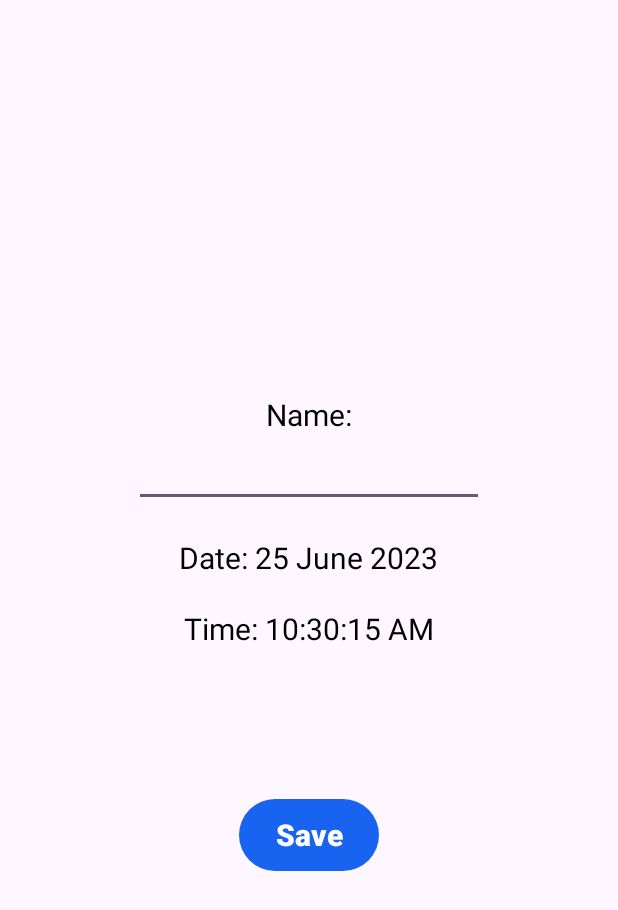
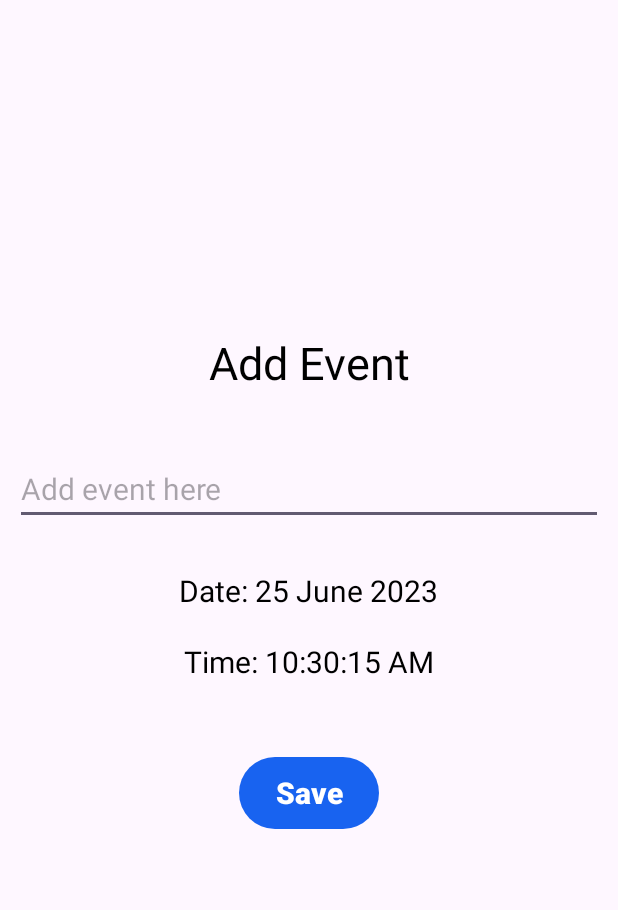
Before and after one commit to phuccom000/calendar, an Android app: the EventEditActivity screen opened directly, with no data from a screen before it, on a phone screen of 412 x 824 dp. Shown: the top 910 px of the screen. Run offline under Robolectric (Android 15) with nearby library versions, the light colour scheme and no system bars.

Commit message:
slight fixes

```diff
--- /dev/null
+++ b/app/src/main/res/drawable/add.xml
@@ -0,0 +1,5 @@
+<vector android:height="24dp" android:tint="#000000"
+    android:viewportHeight="24" android:viewportWidth="24"
+    android:width="24dp" xmlns:android="http://schemas.android.com/apk/res/android">
+    <path android:fillColor="@android:color/white" android:pathData="M19,13h-6v6h-2v-6H5v-2h6V5h2v6h6v2z"/>
+</vector>
--- a/app/src/main/res/layout/activity_event_edit.xml
+++ b/app/src/main/res/layout/activity_event_edit.xml
@@ -10,22 +10,25 @@
     tools:context=".EventEditActivity">
 
     <TextView
+        android:layout_weight="0"
         android:layout_width="wrap_content"
         android:layout_height="wrap_content"
         android:layout_gravity="center"
-        android:layout_marginTop="20dp"
-        android:text="Name:"
-        android:textSize="20sp"
+        android:layout_marginBottom="30dp"
+        android:text="Add Event"
+        android:textSize="30sp"
         android:textAlignment="center"
         android:textColor="@color/black"/>
 
     <EditText
+        android:layout_margin="10dp"
         android:id="@+id/eventNameET"
-        android:layout_width="wrap_content"
+        android:layout_width="match_parent"
         android:layout_height="wrap_content"
         android:layout_gravity="center"
         android:textSize="20sp"
         android:ems="10"
+        android:hint="Add event here"
         android:inputType="text"/>
 
     <TextView
@@ -40,6 +43,7 @@
         android:textColor="@color/black"/>
 
     <TextView
+        android:layout_weight="0"
         android:id="@+id/eventTimeTV"
         android:layout_width="wrap_content"
         android:layout_height="wrap_content"
@@ -51,7 +55,9 @@
         android:textColor="@color/black"/>
 
     <Button
-        android:layout_marginTop="100dp"
+        android:layout_weight="0"
+        android:layout_marginTop="50dp"
+        android:layout_marginBottom="50dp"
         android:layout_width="wrap_content"
         android:layout_height="wrap_content"
         android:text="Save"
```
Also changed, not shown: app/src/main/java/com/example/calendar/EventEditActivity.java (+9 -3 lines), app/src/main/res/layout/activity_daily_calendar.xml (+23 -14 lines).
